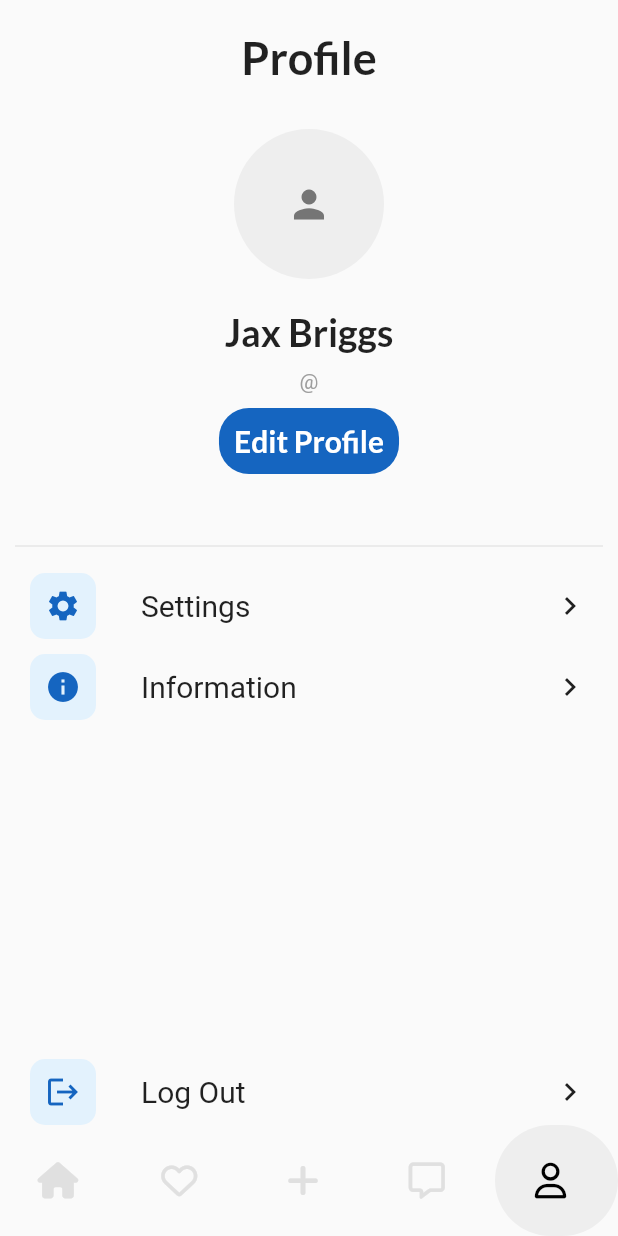
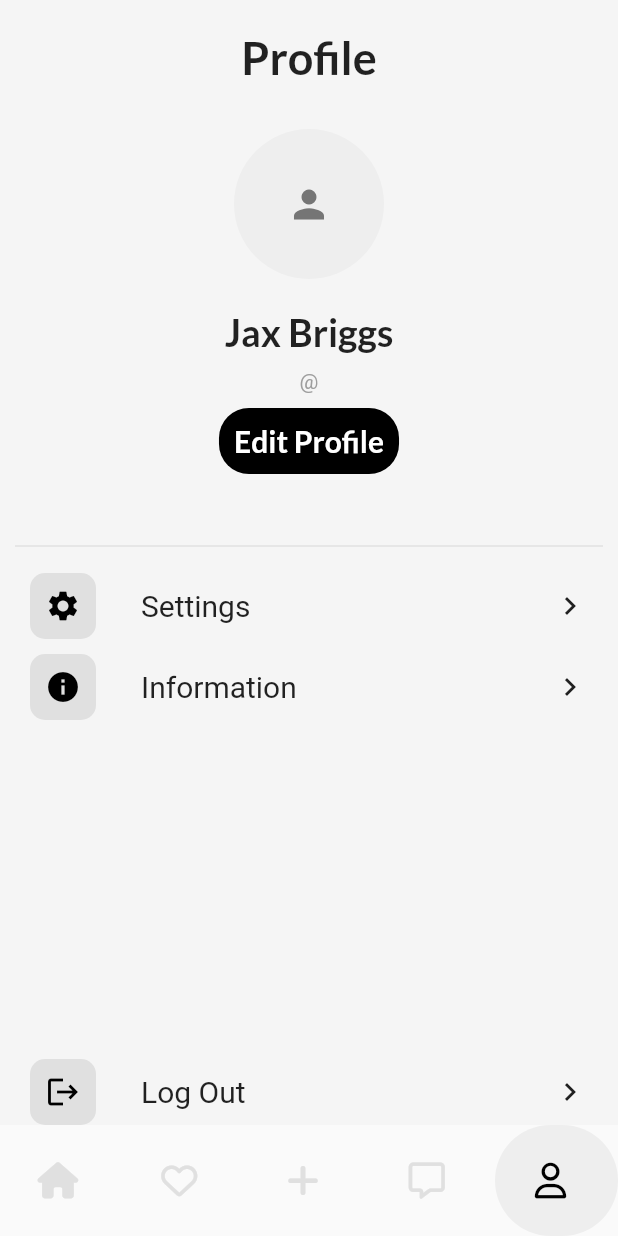
Before and after one commit to johnomeyo/campusMkt, a Flutter app: the screen it shows once a user with an empty profile is signed in, item 5 of the bottom bar chosen, on a phone screen of 412 x 824 dp. Run offline on Flutter 3.47's test engine with Material 2 defaults, Android fonts, the light colour scheme and no system bars; drawn by our look-alikes of google_nav_bar; our stand-ins replace cloud_firestore, device_preview, firebase_auth, firebase_core, font_awesome_flutter, google_fonts and 1 more; accounts and stored records are empty; network calls fail.

```diff
--- a/lib/components/gamma_widgets.dart
+++ b/lib/components/gamma_widgets.dart
@@ -19,13 +19,13 @@ class UserProfileWidgets extends StatelessWidget {
           children: [
             Container(
               decoration: BoxDecoration(
-                  color: Colors.blue.shade50,
+                  color: Colors.grey.shade300,
                   borderRadius: BorderRadius.circular(10)),
               child: Padding(
                 padding: const EdgeInsets.all(10.0),
                 child: Icon(
                   icon,
-                  color: Colors.blue.shade800,
+                  color: Colors.black,
                 ),
               ),
             ),
--- a/lib/payment/payment_page.dart
+++ b/lib/payment/payment_page.dart
@@ -1,3 +1,4 @@
+import 'package:campus_market_place/components/delta_widgets.dart';
 import 'package:campus_market_place/components/epsilon_widgets.dart';
 import 'package:campus_market_place/data/products.dart';
 import 'package:flutter/material.dart';
@@ -116,6 +117,8 @@ class PaymentPage extends StatelessWidget {
                   ),
                 ),
               ),
+              const SizedBox(height: 20,),
+              const UploadPostButton(text: "Send")
             ],
           ),
         ),
--- a/lib/tabs/home.dart
+++ b/lib/tabs/home.dart
@@ -1,5 +1,6 @@
 import 'package:campus_market_place/components/beta_widgets.dart';
 import 'package:campus_market_place/data/products.dart';
+import 'package:cloud_firestore/cloud_firestore.dart';
 import 'package:firebase_auth/firebase_auth.dart';
 import 'package:flutter/material.dart';
 import 'package:google_fonts/google_fonts.dart';
@@ -14,7 +15,7 @@ class HomePage extends StatefulWidget {
 
 class _HomePageState extends State<HomePage> {
   final user = FirebaseAuth.instance.currentUser!;
-
+  final userRef = FirebaseFirestore.instance.collection("users");
   @override
   Widget build(BuildContext context) {
     return Scaffold(
--- a/lib/tabs/profile.dart
+++ b/lib/tabs/profile.dart
@@ -16,8 +16,6 @@ class UserProfile extends StatefulWidget {
 
 class _UserProfileState extends State<UserProfile> {
   final user = FirebaseAuth.instance.currentUser!;
-  // final currentUser =
-  // FirebaseFirestore.instance.collection("users").doc(user!.email);
   String getCurrentUserId() {
     final user = FirebaseAuth.instance.currentUser;
     if (user != null) {
@@ -29,6 +27,7 @@ class _UserProfileState extends State<UserProfile> {
   @override
   Widget build(BuildContext context) {
     return Scaffold(
+      backgroundColor: Colors.grey.shade100,
       body: StreamBuilder(
           stream: FirebaseFirestore.instance.collection("users").snapshots(),
           builder: (context, snapshot) {
@@ -78,7 +77,7 @@ class _UserProfileState extends State<UserProfile> {
                       Container(
                         decoration: BoxDecoration(
                           borderRadius: BorderRadius.circular(20),
-                          color: Colors.blue.shade800,
+                          color: Colors.black,
                         ),
                         child: Padding(
                           padding: const EdgeInsets.all(10.0),
--- a/lib/tabs/upload.dart
+++ b/lib/tabs/upload.dart
@@ -238,7 +238,10 @@ class _UploadPageState extends State<UploadPage> {
               const SizedBox(
                 height: 20,
               ),
-              const UploadPostButton()
+             const Padding(
+               padding: EdgeInsets.symmetric(horizontal: 16),
+               child: UploadPostButton(text: "Upload Post"),
+             )
             ],
           ),
         ));
```
Also changed, not shown: lib/components/delta_widgets.dart (+8 -8 lines).
